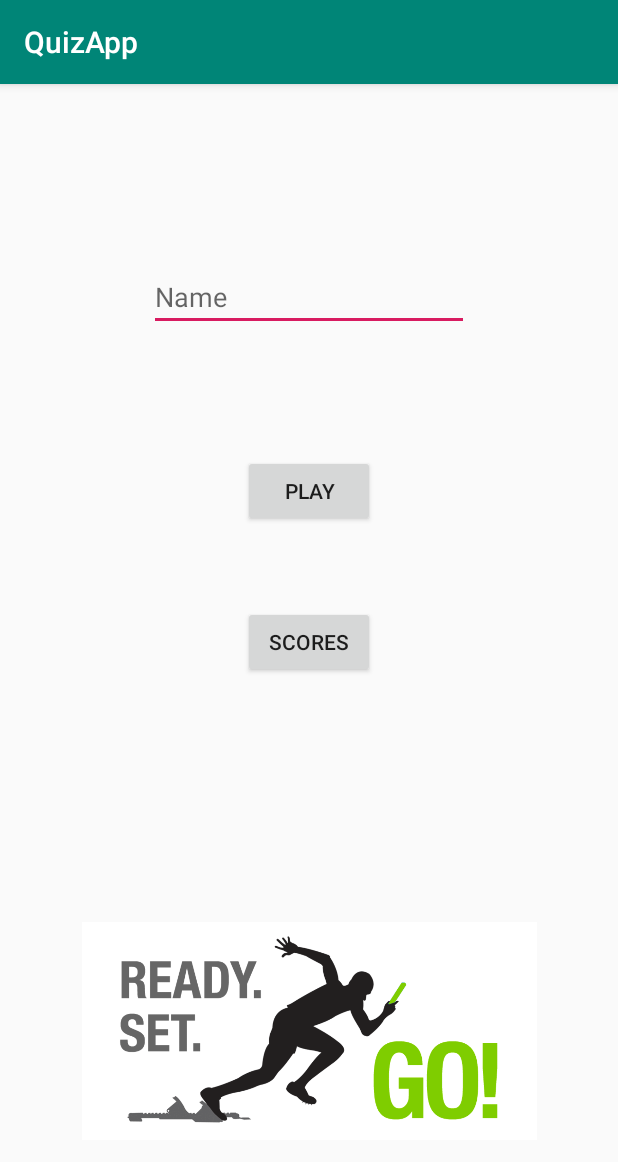
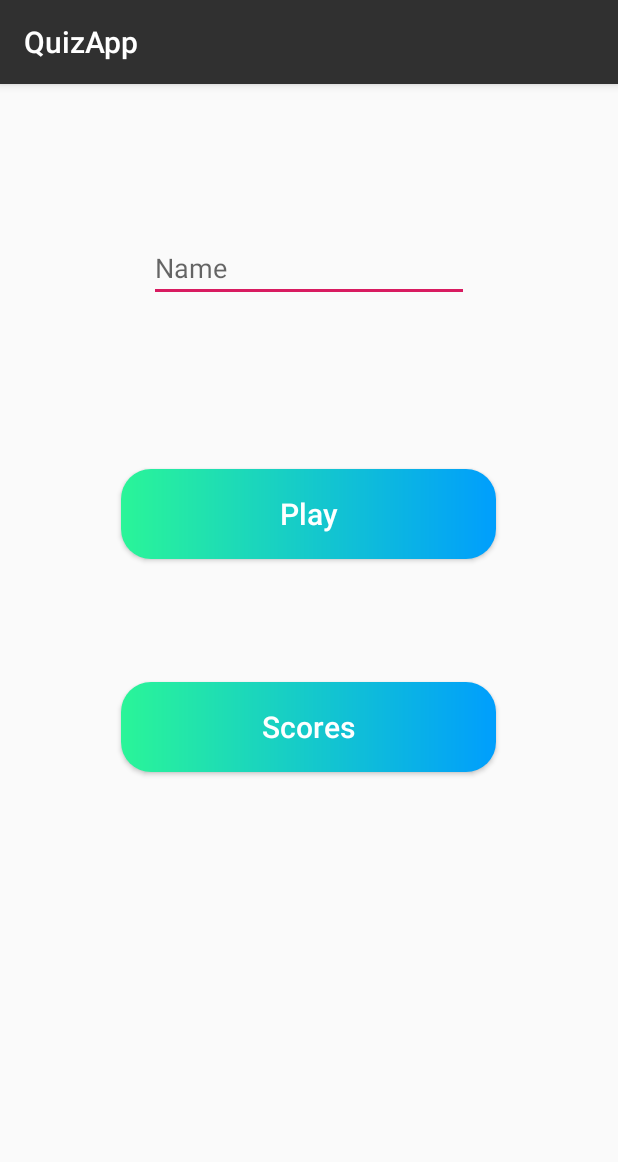
Before and after one commit to VrajGohil/QuizApp, an Android app: the screen it shows after launch (MainActivity), on a phone screen of 412 x 824 dp. Shown: the top 1162 px of the screen. Run offline under Robolectric (Android 15) with nearby library versions, the phone set to English and light mode, and no system bars.

Commit message:
Bug fix + theme change

```diff
--- /dev/null
+++ b/app/src/main/res/drawable/custom_button.xml
@@ -0,0 +1,5 @@
+<?xml version="1.0" encoding="utf-8"?>
+<shape xmlns:android="http://schemas.android.com/apk/res/android" android:shape="rectangle">
+    <gradient android:startColor="#2AF598" android:endColor="#009EFD" android:type="linear"/>
+    <corners android:radius="20dp"/>
+</shape>
--- a/app/src/main/res/layout/activity_main.xml
+++ b/app/src/main/res/layout/activity_main.xml
@@ -26,13 +26,17 @@
 
     <Button
         android:id="@+id/button"
-        android:layout_width="wrap_content"
-        android:layout_height="wrap_content"
+        android:layout_width="250dp"
+        android:layout_height="60dp"
         android:layout_marginStart="161dp"
-        android:layout_marginTop="16dp"
+        android:layout_marginTop="64dp"
         android:layout_marginEnd="162dp"
-        android:layout_marginBottom="16dp"
+        android:layout_marginBottom="32dp"
+        android:background="@drawable/custom_button"
         android:text="@string/play"
+        android:textAllCaps="false"
+        android:textColor="#FFFFFF"
+        android:textSize="20sp"
         app:layout_constraintBottom_toTopOf="@+id/button2"
         app:layout_constraintEnd_toEndOf="parent"
         app:layout_constraintStart_toStartOf="parent"
@@ -40,27 +44,21 @@
 
     <Button
         android:id="@+id/button2"
-        android:layout_width="wrap_content"
-        android:layout_height="wrap_content"
+        android:layout_width="250dp"
+        android:layout_height="60dp"
         android:layout_marginStart="162dp"
+        android:layout_marginTop="32dp"
         android:layout_marginEnd="162dp"
-        android:layout_marginBottom="125dp"
+        android:layout_marginBottom="291dp"
+        android:background="@drawable/custom_button"
         android:text="@string/scores"
-        app:layout_constraintBottom_toTopOf="@+id/imageView4"
+        android:textAllCaps="false"
+        android:textColor="#FFFFFF"
+        android:textSize="20sp"
+        app:layout_constraintBottom_toBottomOf="parent"
         app:layout_constraintEnd_toEndOf="parent"
+        app:layout_constraintHorizontal_bias="0.503"
         app:layout_constraintStart_toStartOf="parent"
         app:layout_constraintTop_toBottomOf="@+id/button" />
 
-    <ImageView
-        android:id="@+id/imageView4"
-        android:layout_width="303dp"
-        android:layout_height="145dp"
-        android:layout_marginStart="54dp"
-        android:layout_marginEnd="54dp"
-        android:layout_marginBottom="64dp"
-        app:layout_constraintBottom_toBottomOf="parent"
-        app:layout_constraintEnd_toEndOf="parent"
-        app:layout_constraintStart_toStartOf="parent"
-        app:srcCompat="@mipmap/ready" />
-
 </android.support.constraint.ConstraintLayout>
--- a/app/src/main/res/values/colors.xml
+++ b/app/src/main/res/values/colors.xml
@@ -1,7 +1,7 @@
 <?xml version="1.0" encoding="utf-8"?>
 <resources>
-    <color name="colorPrimary">#008577</color>
-    <color name="colorPrimaryDark">#00574b</color>
+    <color name="colorPrimary">#303030</color>
+    <color name="colorPrimaryDark">#202020</color>
     <color name="colorAccent">#d81b60</color>
     <color name="colorOption">#EAD5A0</color>
     <color name="colorRank">#FDA901</color>
```
Also changed, not shown: app/src/main/java/io/github/vrajgohil/quizapp/MainActivity.java (+12 -2 lines), app/src/main/java/io/github/vrajgohil/quizapp/PlayActivity.java (+19 -0 lines).
